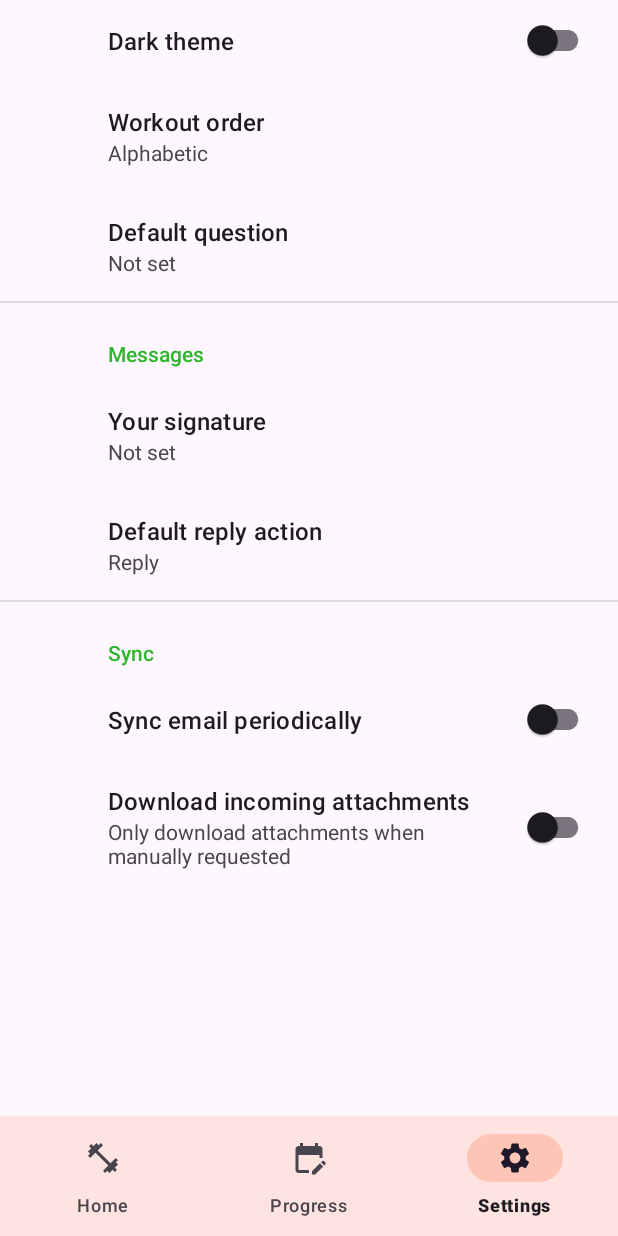
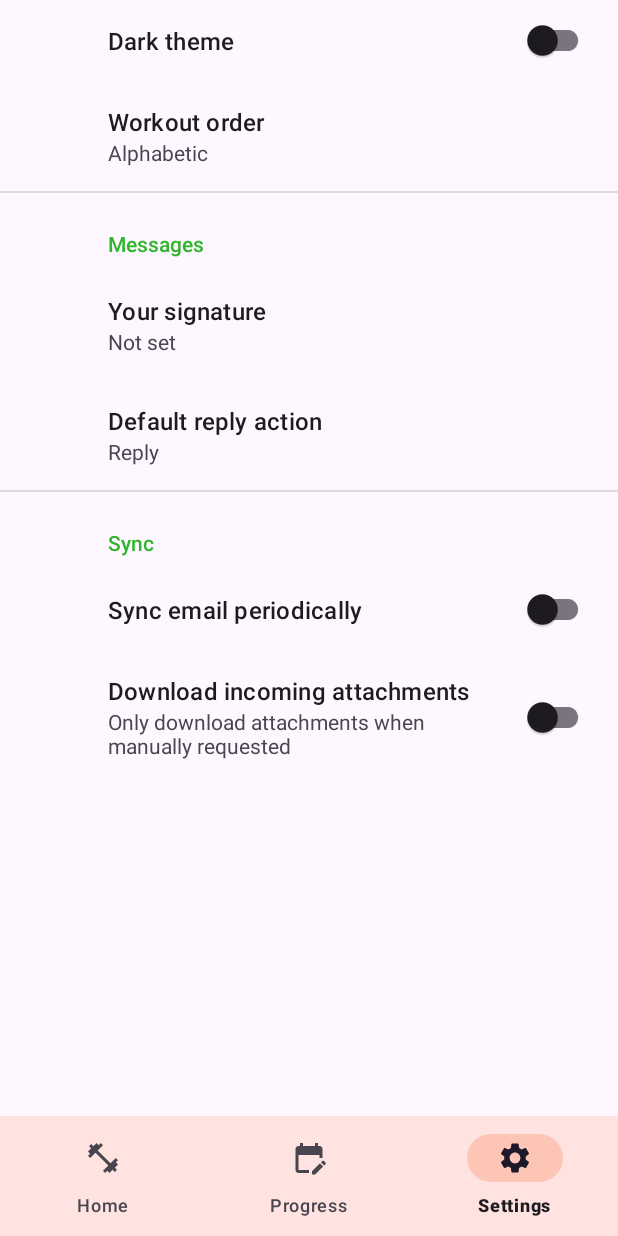
Before and after one commit to Frankie915/LeachPeach, an Android app: the SettingsFragment screen opened through its navigation route, on a phone screen of 412 x 824 dp. Run offline under Robolectric (Android 15) with nearby library versions, the phone set to English and light mode, and no system bars; our stand-ins replace Room's generated code, androidx.preference, navigation-ui.

Commit message:
removed default question fro  root_preferences.xml

```diff
--- a/app/src/main/res/xml/root_preferences.xml
+++ b/app/src/main/res/xml/root_preferences.xml
@@ -12,10 +12,7 @@
         app:title="@string/pref_title_workout_order"
         app:useSimpleSummaryProvider="true" />
 
-    <EditTextPreference
-        app:key="default_question"
-        app:title="@string/pref_title_default_question"
-        app:useSimpleSummaryProvider="true" /><PreferenceCategory
+    <PreferenceCategory
     app:title="@string/messages_header">
 
     <EditTextPreference
```
